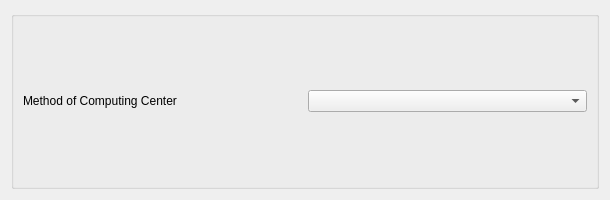
First picture: the form in src/Interface/Modules/Fields/CalculateMeshCenterDialog.ui, repository SCIInstitute/SCIRun, before the edit.
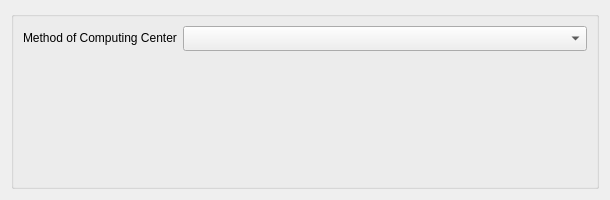
Second picture: the form after the edit.

Commit message: CalculateMeshCenter conversion done

```diff
--- a/src/Interface/Modules/Fields/CalculateMeshCenterDialog.ui
+++ b/src/Interface/Modules/Fields/CalculateMeshCenterDialog.ui
@@ -18,8 +18,8 @@
   </property>
   <property name="minimumSize">
    <size>
-    <width>200</width>
-    <height>100</height>
+    <width>400</width>
+    <height>75</height>
    </size>
   </property>
   <property name="windowTitle">
@@ -30,14 +30,14 @@
     <widget class="QGroupBox" name="groupBox">
      <property name="minimumSize">
       <size>
-       <width>100</width>
-       <height>50</height>
+       <width>300</width>
+       <height>35</height>
       </size>
      </property>
      <property name="title">
       <string/>
      </property>
-     <layout class="QGridLayout" name="gridLayout">
+     <layout class="QFormLayout" name="formLayout">
       <item row="0" column="0">
        <widget class="QLabel" name="label">
         <property name="text">
@@ -46,7 +46,14 @@
        </widget>
       </item>
       <item row="0" column="1">
-       <widget class="QComboBox" name="method_"/>
+       <widget class="QComboBox" name="method_">
+        <property name="minimumSize">
+         <size>
+          <width>50</width>
+          <height>25</height>
+         </size>
+        </property>
+       </widget>
       </item>
      </layout>
     </widget>
```
The commit also changes 5 other files.
